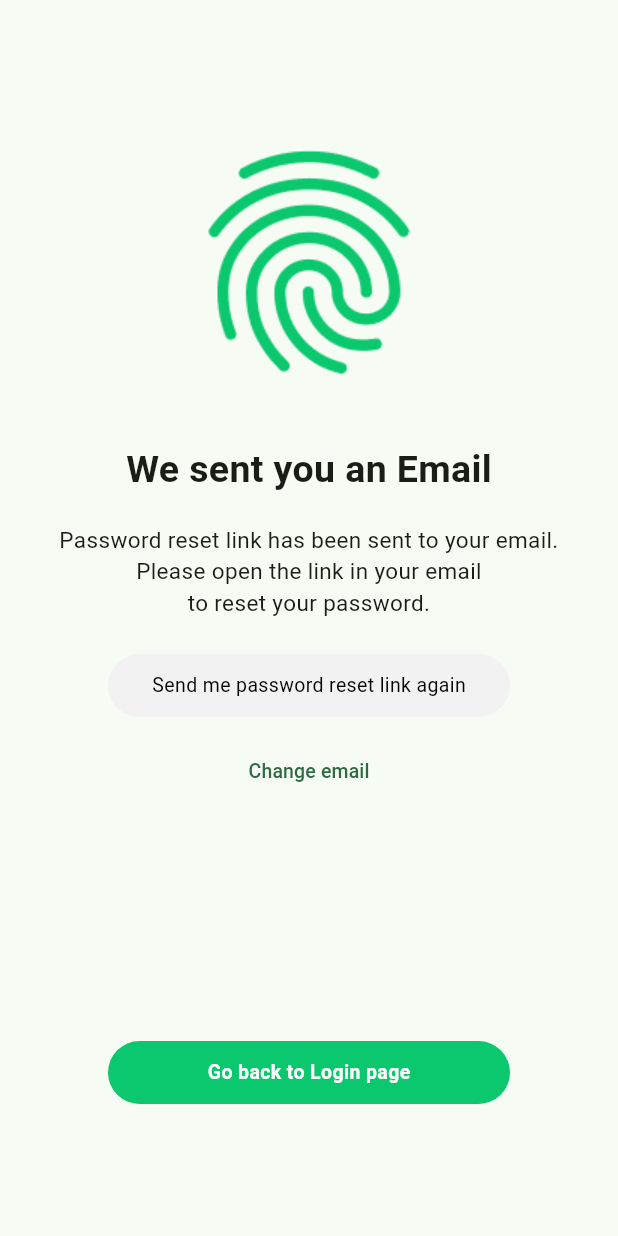
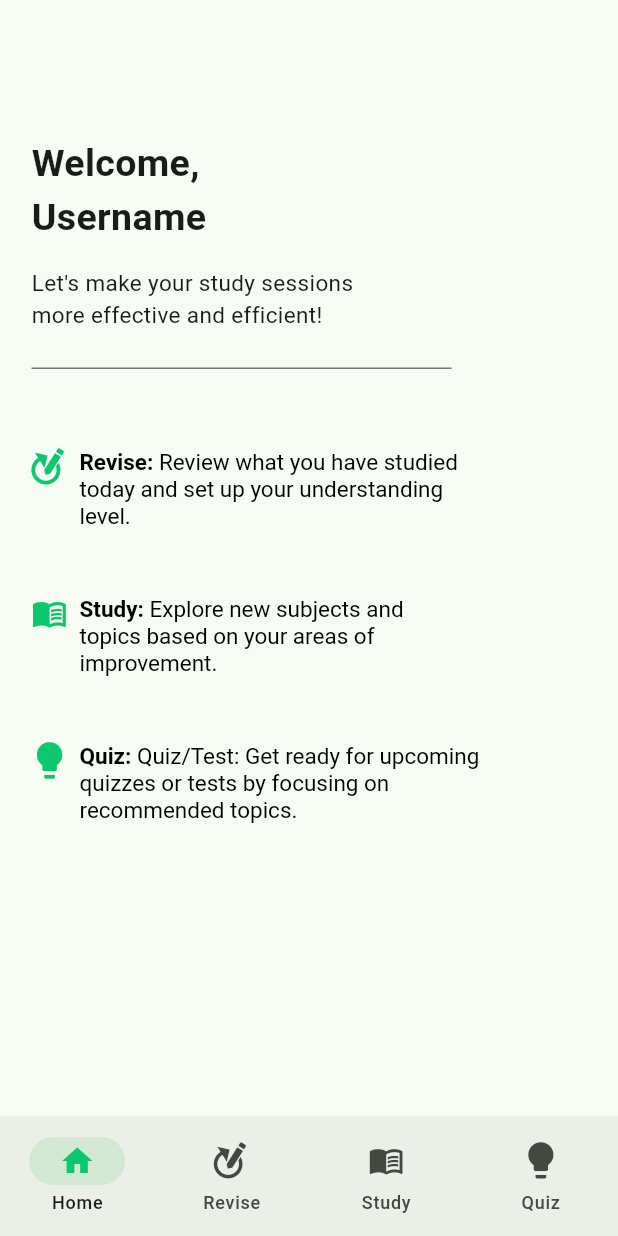
Before and after one commit to imranahmad2k1/spa-app, a Flutter app: the screen it shows after launch, on a phone screen of 412 x 824 dp. Run offline on Flutter 3.47's test engine with Material 2 defaults, Android fonts, the phone set to English and light mode, and no system bars.

Commit message:
homepage completed with custom icons and bottom navigation bar

```diff
--- /dev/null
+++ b/lib/components/custom_module_info.dart
@@ -0,0 +1,26 @@
+import 'package:flutter/material.dart';
+
+class CustomModuleInfo extends StatelessWidget {
+  final String name;
+  final String text;
+  const CustomModuleInfo({super.key, required this.name, required this.text});
+
+  @override
+  Widget build(BuildContext context) {
+    return RichText(
+      text: TextSpan(
+        children: [
+          TextSpan(
+              text: "$name: ", style: const TextStyle(fontWeight: FontWeight.bold)),
+          TextSpan(
+            text: text,
+          ),
+        ],
+        style: const TextStyle(
+          color: Colors.black,
+          fontSize: 15,
+        ),
+      ),
+    );
+  }
+}
--- /dev/null
+++ b/lib/custom_icons_icons.dart
@@ -0,0 +1,30 @@
+/// Flutter icons CustomIcons
+/// Copyright (C) 2023 by original authors @ fluttericon.com, fontello.com
+/// This font was generated by FlutterIcon.com, which is derived from Fontello.
+///
+/// To use this font, place it in your fonts/ directory and include the
+/// following in your pubspec.yaml
+///
+/// flutter:
+///   fonts:
+///    - family:  CustomIcons
+///      fonts:
+///       - asset: fonts/CustomIcons.ttf
+///
+///
+///
+import 'package:flutter/widgets.dart';
+
+class CustomIcons {
+  CustomIcons._();
+
+  static const _kFontFam = 'CustomIcons';
+  static const String? _kFontPkg = null;
+
+  static const IconData quiz =
+      IconData(0xe800, fontFamily: _kFontFam, fontPackage: _kFontPkg);
+  static const IconData revise =
+      IconData(0xe801, fontFamily: _kFontFam, fontPackage: _kFontPkg);
+  static const IconData study =
+      IconData(0xe802, fontFamily: _kFontFam, fontPackage: _kFontPkg);
+}
--- a/lib/main.dart
+++ b/lib/main.dart
@@ -1,10 +1,12 @@
 import 'package:flutter/material.dart';
 import 'package:student_personal_assistant/constants/colors.dart';
+import 'package:student_personal_assistant/views/homepage_view.dart';
 import 'package:student_personal_assistant/views/login/forgot_password_view.dart';
 import 'package:student_personal_assistant/views/login/login_view.dart';
 import 'package:student_personal_assistant/views/login/password_reset_email_view.dart';
 import 'package:student_personal_assistant/views/register/create_an_account_view.dart';
 import 'package:student_personal_assistant/views/register/verify_email_view.dart';
+import 'package:student_personal_assistant/views/setup/set_weekly_timetable_view.dart';
 import 'package:student_personal_assistant/views/welcome_view.dart';
 
 void main() {
@@ -15,20 +17,6 @@ void main() {
       colorScheme: ColorScheme.fromSeed(seedColor: const Color(primaryColor)),
       useMaterial3: true,
     ),
-    home: const PasswordResetEmailView(),
+    home: const HomepageView(),
   ));
 }
-
-class MyHomePage extends StatelessWidget {
-  const MyHomePage({super.key});
-
-  @override
-  Widget build(BuildContext context) {
-    return Scaffold(
-      appBar: AppBar(
-        backgroundColor: Theme.of(context).colorScheme.inversePrimary,
-        title: const Text('Home Page'),
-      ),
-    );
-  }
-}
--- /dev/null
+++ b/lib/views/homepage_view.dart
@@ -0,0 +1,112 @@
+import 'package:flutter/material.dart';
+import 'package:student_personal_assistant/components/custom_divider.dart';
+import 'package:student_personal_assistant/components/custom_heading.dart';
+import 'package:student_personal_assistant/components/custom_module_info.dart';
+import 'package:student_personal_assistant/components/custom_text.dart';
+import 'package:student_personal_assistant/constants/colors.dart';
+import 'package:student_personal_assistant/custom_icons_icons.dart';
+
+class HomepageView extends StatelessWidget {
+  const HomepageView({super.key});
+
+  @override
+  Widget build(BuildContext context) {
+    return Scaffold(
+      body: Container(
+        margin: const EdgeInsets.symmetric(horizontal: 21),
+        child: const Column(
+          crossAxisAlignment: CrossAxisAlignment.start,
+          children: [
+            SizedBox(height: 91),
+            CustomHeading(text: "Welcome,\nUsername"),
+            SizedBox(height: 15),
+            CustomText(
+                text:
+                    "Let's make your study sessions\nmore effective and efficient!",
+                alignLeft: true),
+            SizedBox(height: 20),
+            CustomDivider(alignLeft: true),
+            SizedBox(height: 48),
+            Row(crossAxisAlignment: CrossAxisAlignment.start, children: [
+              Icon(
+                CustomIcons.revise,
+                color: Color(primaryColor),
+              ),
+              SizedBox(width: 8),
+              CustomModuleInfo(
+                  name: "Revise",
+                  text:
+                      "Review what you have studied\ntoday and set up your understanding\nlevel."),
+            ]),
+            SizedBox(height: 44),
+            Row(
+              crossAxisAlignment: CrossAxisAlignment.start,
+              children: [
+                Icon(
+                  CustomIcons.study,
+                  color: Color(primaryColor),
+                ),
+                SizedBox(width: 8),
+                CustomModuleInfo(
+                    name: "Study",
+                    text:
+                        "Explore new subjects and\ntopics based on your areas of\nimprovement."),
+              ],
+            ),
+            SizedBox(height: 44),
+            Row(
+              crossAxisAlignment: CrossAxisAlignment.start,
+              children: [
+                Icon(
+                  CustomIcons.quiz,
+                  color: Color(primaryColor),
+                ),
+                SizedBox(width: 8),
+                CustomModuleInfo(
+                    name: "Quiz",
+                    text:
+                        "Quiz/Test: Get ready for upcoming\nquizzes or tests by focusing on\nrecommended topics."),
+              ],
+            ),
+          ],
+        ),
+      ),
+      bottomNavigationBar: NavigationBar(
+        destinations: const [
+          NavigationDestination(
+            icon: Icon(Icons.home),
+            label: "Home",
+            selectedIcon: Icon(
+              Icons.home,
+              color: Color(primaryColor),
+            ),
+          ),
+          NavigationDestination(
+            icon: Icon(CustomIcons.revise),
+            label: "Revise",
+            selectedIcon: Icon(
+              CustomIcons.revise,
+              color: Color(primaryColor),
+            ),
+          ),
+          NavigationDestination(
+            icon: Icon(CustomIcons.study),
+            label: "Study",
+            selectedIcon: Icon(
+              CustomIcons.study,
+              color: Color(primaryColor),
+            ),
+          ),
+          NavigationDestination(
+            icon: Icon(CustomIcons.quiz),
+            label: "Quiz",
+            selectedIcon: Icon(
+              CustomIcons.quiz,
+              color: Color(primaryColor),
+            ),
+          ),
+        ],
+      ),
+    );
+  }
+}
--- /dev/null
+++ b/lib/views/setup/set_weekly_timetable_view.dart
@@ -0,0 +1,12 @@
+import 'package:flutter/material.dart';
+
+class TimetableView extends StatelessWidget {
+  const TimetableView({super.key});
+
+  @override
+  Widget build(BuildContext context) {
+    return const Center(
+      child: Text("Done by Sayyab"),
+    );
+  }
+}
--- a/pubspec.yaml
+++ b/pubspec.yaml
@@ -75,7 +75,10 @@ flutter:
   # "family" key with the font family name, and a "fonts" key with a
   # list giving the asset and other descriptors for the font. For
   # example:
-  # fonts:
+  fonts:
+      - family: CustomIcons
+        fonts:
+          - asset: fonts/CustomIcons.ttf
   #   - family: Schyler
   #     fonts:
   #       - asset: fonts/Schyler-Regular.ttf
```
Also changed, not shown: fonts/CustomIcons.ttf (added).
